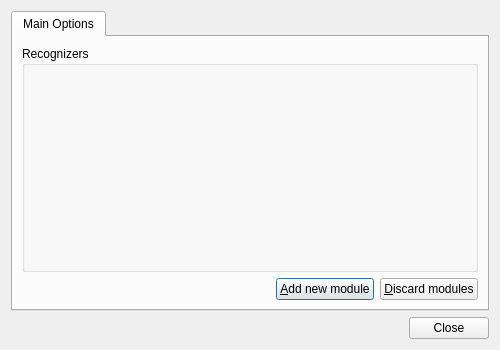
First picture: the form in analyzer/forms/OptionsDialog.ui, repository jvesely/netsniffer, before the edit.
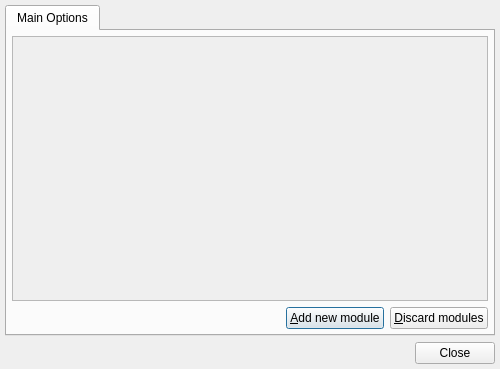
Second picture: the form after the edit. Icons and pictures are not drawn.

```diff
--- a/analyzer/forms/OptionsDialog.ui
+++ b/analyzer/forms/OptionsDialog.ui
@@ -6,7 +6,7 @@
     <x>0</x>
     <y>0</y>
     <width>500</width>
-    <height>350</height>
+    <height>369</height>
    </rect>
   </property>
   <property name="sizePolicy" >
@@ -28,7 +28,7 @@
    <iconset resource="../res/images.qrc" >:/file/system-run.png</iconset>
   </property>
   <property name="autoFillBackground" >
-   <bool>true</bool>
+   <bool>false</bool>
   </property>
   <property name="sizeGripEnabled" >
    <bool>false</bool>
@@ -37,6 +37,9 @@
    <bool>true</bool>
   </property>
   <layout class="QVBoxLayout" >
+   <property name="margin" >
+    <number>5</number>
+   </property>
    <item>
     <widget class="QTabWidget" name="tabWidget" >
      <property name="cursor" >
@@ -48,6 +51,9 @@
      <property name="layoutDirection" >
       <enum>Qt::LeftToRight</enum>
      </property>
+     <property name="autoFillBackground" >
+      <bool>true</bool>
+     </property>
      <property name="tabPosition" >
       <enum>QTabWidget::North</enum>
      </property>
@@ -58,9 +64,17 @@
       <number>0</number>
      </property>
      <property name="elideMode" >
-      <enum>Qt::ElideMiddle</enum>
+      <enum>Qt::ElideNone</enum>
      </property>
      <widget class="QWidget" name="tabMain" >
+      <property name="geometry" >
+       <rect>
+        <x>0</x>
+        <y>0</y>
+        <width>486</width>
+        <height>293</height>
+       </rect>
+      </property>
       <property name="sizePolicy" >
        <sizepolicy vsizetype="Ignored" hsizetype="Ignored" >
         <horstretch>0</horstretch>
@@ -74,33 +88,33 @@
        <iconset resource="../res/images.qrc" >:/net/dialog-information.png</iconset>
       </attribute>
       <layout class="QVBoxLayout" >
+       <property name="margin" >
+        <number>5</number>
+       </property>
        <item>
-        <widget class="QGroupBox" name="groupBoxRecognizers" >
-         <property name="sizePolicy" >
-          <sizepolicy vsizetype="Expanding" hsizetype="Expanding" >
-           <horstretch>0</horstretch>
-           <verstretch>0</verstretch>
-          </sizepolicy>
-         </property>
-         <property name="focusPolicy" >
-          <enum>Qt::NoFocus</enum>
-         </property>
-         <property name="title" >
-          <string>Recognizers</string>
-         </property>
-         <property name="alignment" >
-          <set>Qt::AlignJustify</set>
-         </property>
-         <property name="flat" >
+        <widget class="QScrollArea" name="scrollAreaControl" >
+         <property name="autoFillBackground" >
           <bool>false</bool>
          </property>
-         <layout class="QVBoxLayout" >
+         <property name="widgetResizable" >
+          <bool>true</bool>
+         </property>
+         <widget class="QWidget" name="scrollAreaWidgetContents" >
+          <property name="geometry" >
+           <rect>
+            <x>0</x>
+            <y>0</y>
+            <width>472</width>
+            <height>239</height>
+           </rect>
+          </property>
+          <layout class="QVBoxLayout" name="verticalLayout" >
           <item>
-           <spacer>
+            <spacer name="verticalSpacer" >
             <property name="orientation" >
              <enum>Qt::Vertical</enum>
             </property>
-            <property name="sizeHint" >
+             <property name="sizeHint" stdset="0" >
              <size>
               <width>20</width>
               <height>40</height>
@@ -110,6 +124,7 @@
           </item>
          </layout>
         </widget>
+        </widget>
        </item>
        <item>
         <layout class="QHBoxLayout" >
@@ -118,7 +133,7 @@
            <property name="orientation" >
             <enum>Qt::Horizontal</enum>
            </property>
-           <property name="sizeHint" >
+           <property name="sizeHint" stdset="0" >
             <size>
              <width>40</width>
              <height>20</height>
@@ -141,7 +156,11 @@
             <string>&amp;Add new module</string>
            </property>
            <property name="icon" >
-            <iconset resource="../res/images.qrc" >:/file/add.png</iconset>
+            <iconset resource="../res/images.qrc" >
+             <normaloff>:/file/add.png</normaloff>:/file/add.png</iconset>
+           </property>
+           <property name="flat" >
+            <bool>false</bool>
            </property>
           </widget>
          </item>
```
Left out of the diff: 12 changed lines with no effect on the pictures. Lines whose indentation alone changed are shown as unchanged.
